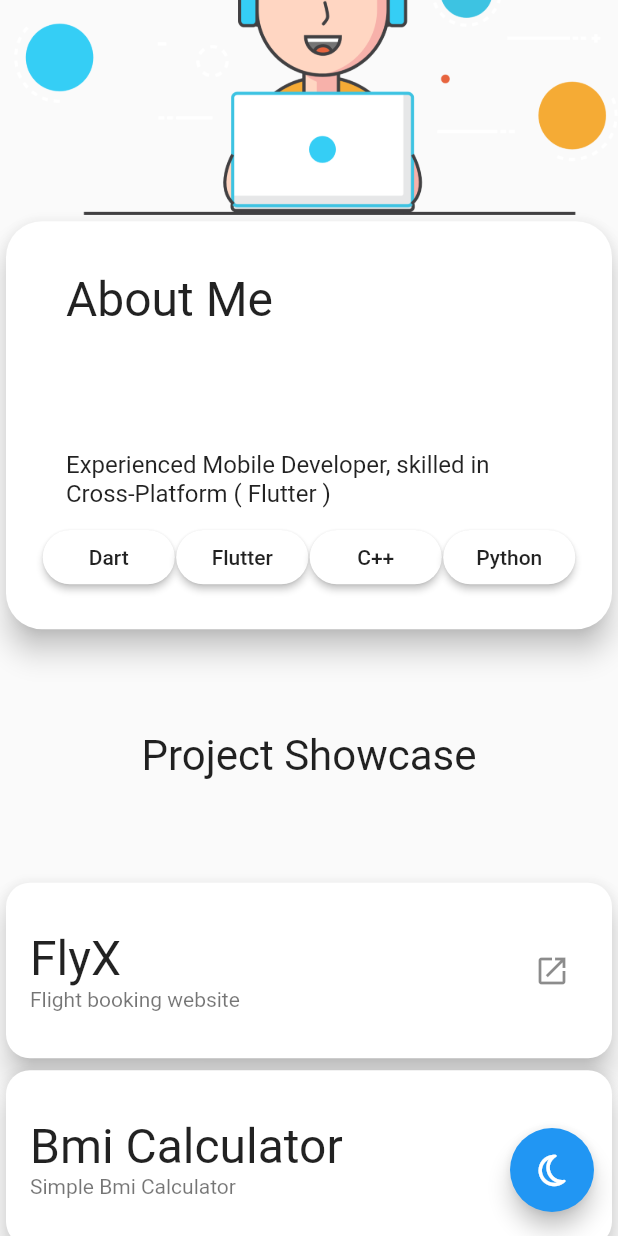
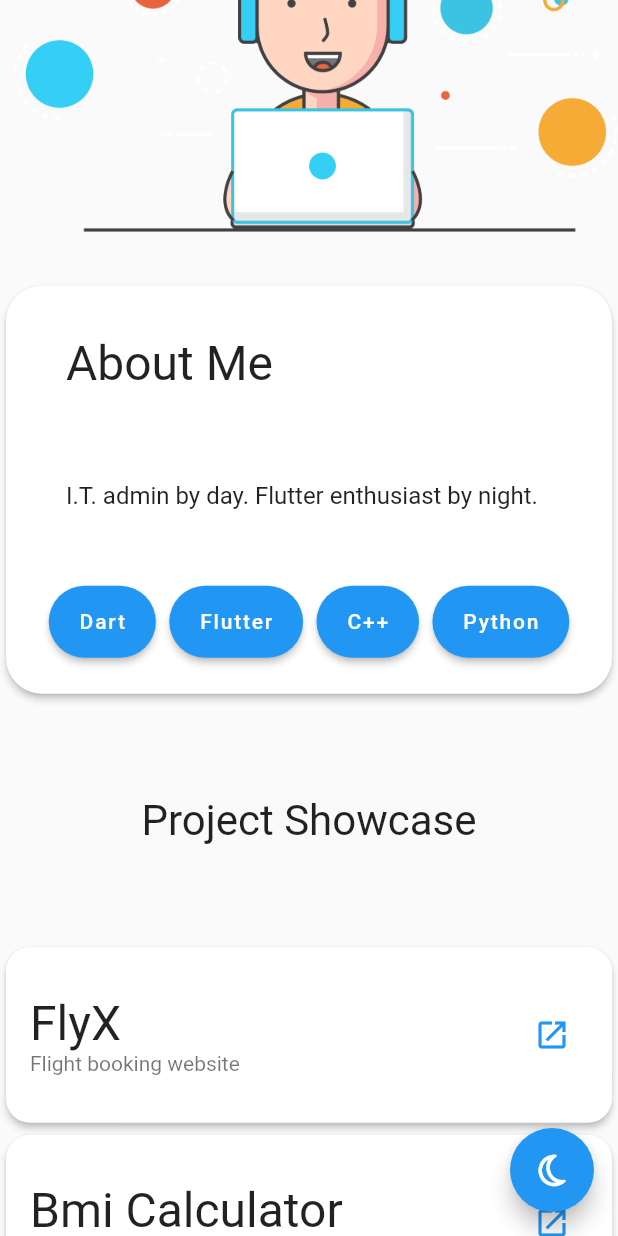
Before and after one commit to rvndsngwn/web_flutter, a Flutter app: the screen it shows after launch, scrolled down 1152 dp, after a tap on the "open in new" icon, on a phone screen of 412 x 824 dp. Run offline on Flutter 3.47's test engine with Material 2 defaults, Android fonts, the phone set to English and light mode, and no system bars; our stand-ins replace flutter_icons, hive, hive_flutter, percent_indicator; accounts and stored records are empty.

Commit message:
minor cleanups

```diff
--- a/lib/main.dart
+++ b/lib/main.dart
@@ -12,7 +12,6 @@ import 'package:flutter/material.dart'
         Center,
         CircleAvatar,
         CircleBorder,
-        Colors,
         Column,
         ConstrainedBox,
         EdgeInsets,
@@ -20,6 +19,7 @@ import 'package:flutter/material.dart'
         GridView,
         Icon,
         IconButton,
+        IconTheme,
         Icons,
         Image,
         Key,
@@ -44,6 +44,7 @@ import 'package:flutter/material.dart'
         ToolbarOptions,
         Tooltip,
         ValueListenableBuilder,
+        VisualDensity,
         Widget,
         WidgetsFlutterBinding,
         Wrap,
@@ -84,9 +85,14 @@ class Home extends StatelessWidget {
         final _isDarkMode = box.get('darkMode', defaultValue: false);
         return MaterialApp(
           themeMode: _isDarkMode ? ThemeMode.dark : ThemeMode.light,
-          darkTheme: ThemeData.dark(),
+          darkTheme: ThemeData.dark()
+              .copyWith(visualDensity: VisualDensity.adaptivePlatformDensity),
+          theme: ThemeData.light()
+              .copyWith(visualDensity: VisualDensity.adaptivePlatformDensity),
           home: Scaffold(
-            body: const HomePage(),
+            body: const Center(
+              child: HomePage(),
+            ),
             floatingActionButton: FloatingActionButton(
               onPressed: () => box.put('darkMode', !_isDarkMode),
               child: Icon(_isDarkMode ? FontAwesome.sun_o : FontAwesome.moon_o),
@@ -107,26 +113,30 @@ class HomePage extends StatelessWidget {
       child: ListView(
         scrollDirection: Axis.vertical,
         physics: const BouncingScrollPhysics(),
+        addRepaintBoundaries: true,
+        addAutomaticKeepAlives: true,
+        primary: true,
         children: <Widget>[
           const SizedBox(
             height: 64,
           ),
           Wrap(
-            runAlignment: WrapAlignment.spaceAround,
-            alignment: WrapAlignment.spaceAround,
+            alignment: WrapAlignment.center,
+            runSpacing: 32,
+            spacing: 64,
             crossAxisAlignment: WrapCrossAlignment.center,
             children: const [
               CircleAvatar(
                 minRadius: 50,
-                maxRadius: 250,
+                maxRadius: 240,
                 backgroundImage: AssetImage(
                   'assets/images/Profile.jpeg',
                 ),
               ),
               SizedBox(
-                width: 575,
+                width: 500,
                 child: Card(
-                  elevation: 8,
+                  elevation: 2,
                   shape: RoundedRectangleBorder(
                     borderRadius: BorderRadius.all(Radius.circular(24)),
                   ),
@@ -139,18 +149,21 @@ class HomePage extends StatelessWidget {
             height: 64,
           ),
           Wrap(
-            runAlignment: WrapAlignment.spaceAround,
-            alignment: WrapAlignment.spaceAround,
+            runAlignment: WrapAlignment.center,
+            runSpacing: 32,
+            spacing: 64,
+            alignment: WrapAlignment.center,
             crossAxisAlignment: WrapCrossAlignment.center,
             children: [
               Image.asset(
                 'assets/images/svg.png',
                 width: 500,
+                isAntiAlias: true,
               ),
               const SizedBox(
                 width: 500,
                 child: Card(
-                  elevation: 8,
+                  elevation: 2,
                   shape: RoundedRectangleBorder(
                     borderRadius: BorderRadius.all(Radius.circular(24)),
                   ),
@@ -167,8 +180,10 @@ class HomePage extends StatelessWidget {
             height: 64,
           ),
           Wrap(
-            runAlignment: WrapAlignment.spaceAround,
-            alignment: WrapAlignment.spaceAround,
+            runAlignment: WrapAlignment.center,
+            alignment: WrapAlignment.center,
+            runSpacing: 32,
+            spacing: 64,
             crossAxisAlignment: WrapCrossAlignment.center,
             children: const [
               TechnicalSkills(),
@@ -176,9 +191,9 @@ class HomePage extends StatelessWidget {
             ]
                 .map(
                   (e) => SizedBox(
-                    width: 575,
+                    width: 500,
                     child: Card(
-                      elevation: 8,
+                      elevation: 2,
                       shape: const RoundedRectangleBorder(
                         borderRadius: BorderRadius.all(Radius.circular(24)),
                       ),
@@ -204,25 +219,20 @@ class Info extends StatelessWidget {
       shrinkWrap: true,
       padding: const EdgeInsets.all(24),
       children: [
-        const Align(
-          child: Card(
-            elevation: 8,
-            margin: EdgeInsets.all(8),
-            shape: RoundedRectangleBorder(
-              borderRadius: BorderRadius.all(Radius.circular(24)),
-            ),
-            color: Colors.green,
-            child: Padding(
-              padding: EdgeInsets.symmetric(horizontal: 36, vertical: 8),
-              child: Text(
+        Align(
+          child: FloatingActionButton.extended(
+            shape: const StadiumBorder(),
+            highlightElevation: 2,
+            elevation: 2,
+            onPressed: null,
+            label: const Text(
               "Hello I'm",
               textScaleFactor: 1.5,
             ),
           ),
         ),
-        ),
         const SizedBox(
-          height: 8,
+          height: 16,
         ),
         const ListTile(
           leading: Icon(Icons.account_circle),
@@ -274,14 +284,17 @@ class Info extends StatelessWidget {
                 (e) => Tooltip(
                   message: 'Visit ${e.last}',
                   child: RaisedButton(
-                    color: Theme.of(context).cardColor,
+                    color: Theme.of(context).accentColor,
                     shape: const CircleBorder(),
                     onPressed: () async {
                       if (await canLaunch(e.last)) {
                         await launch(e.last);
                       }
                     },
-                    child: Icon(e.first),
+                    child: Icon(
+                      e.first,
+                      size: IconTheme.of(context).size - 4,
+                    ),
                   ),
                 ),
               )
@@ -334,7 +347,7 @@ class TechnicalSkills extends StatelessWidget {
                   lineHeight: 15,
                   animationDuration: 1500,
                   animation: true,
-                  progressColor: Colors.green,
+                  progressColor: Theme.of(context).accentColor,
                   addAutomaticKeepAlive: true,
                   linearStrokeCap: LinearStrokeCap.roundAll,
                 ),
@@ -365,7 +378,7 @@ class ProfessionalSkills extends StatelessWidget {
           ),
         ),
         const SizedBox(
-          height: 64,
+          height: 32,
         ),
         GridView.count(
           shrinkWrap: true,
@@ -384,7 +397,7 @@ class ProfessionalSkills extends StatelessWidget {
                   radius: 120,
                   animationDuration: 1500,
                   animation: true,
-                  progressColor: Colors.green,
+                  progressColor: Theme.of(context).accentColor,
                   addAutomaticKeepAlive: true,
                   circularStrokeCap: CircularStrokeCap.round,
                   footer: Text(
@@ -422,17 +435,21 @@ class AboutMe extends StatelessWidget {
           ),
         ),
         const SizedBox(
-          height: 64,
+          height: 32,
         ),
         const ListTile(
           title: Text(
-            'Experienced Mobile Developer, skilled in Cross-Platform ( Flutter )',
+            'I.T. admin by day. Flutter enthusiast by night.',
           ),
+        ),
+        const SizedBox(
+          height: 32,
         ),
         Wrap(
           runAlignment: WrapAlignment.spaceAround,
           alignment: WrapAlignment.spaceAround,
           crossAxisAlignment: WrapCrossAlignment.center,
+          runSpacing: 16,
           children: [
             ['Dart', 'https://dart.dev/'],
             ['Flutter', 'https://flutter.dev/'],
@@ -440,18 +457,17 @@ class AboutMe extends StatelessWidget {
             ['Python', 'https://www.python.org/'],
           ]
               .map(
-                (e) => Tooltip(
-                  message: 'Visit ${e.first} homepage',
-                  child: RaisedButton(
+                (e) => FloatingActionButton.extended(
+                  highlightElevation: 2,
+                  elevation: 2,
+                  tooltip: 'Visit ${e.first} homepage',
                   shape: const StadiumBorder(),
-                    color: Theme.of(context).cardColor,
                   onPressed: () async {
                     if (await canLaunch(e.last)) {
                       await launch(e.last);
                     }
                   },
-                    child: Text(e.first),
-                  ),
+                  label: Text(e.first),
                 ),
               )
               .toList(),
@@ -478,8 +494,8 @@ class ProjectShowCase extends StatelessWidget {
           height: 64,
         ),
         Wrap(
-          runAlignment: WrapAlignment.spaceAround,
-          alignment: WrapAlignment.spaceAround,
+          runAlignment: WrapAlignment.spaceEvenly,
+          alignment: WrapAlignment.spaceEvenly,
           crossAxisAlignment: WrapCrossAlignment.center,
           children: [
             [
@@ -500,7 +516,7 @@ class ProjectShowCase extends StatelessWidget {
                     maxWidth: 500,
                   ),
                   child: Card(
-                    elevation: 8,
+                    elevation: 2,
                     shape: RoundedRectangleBorder(
                         borderRadius: BorderRadius.circular(16)),
                     child: Center(
@@ -514,7 +530,10 @@ class ProjectShowCase extends StatelessWidget {
                         ),
                         trailing: IconButton(
                           tooltip: 'Vist ${e.first}',
-                          icon: const Icon(Icons.open_in_new),
+                          icon: Icon(
+                            Icons.open_in_new,
+                            color: Theme.of(context).accentColor,
+                          ),
                           onPressed: () async {
                             if (await canLaunch(e.last)) {
                               await launch(e.last);
```
Also changed, not shown: pubspec.lock, 2 other files. Lines whose indentation alone changed are shown as unchanged.
